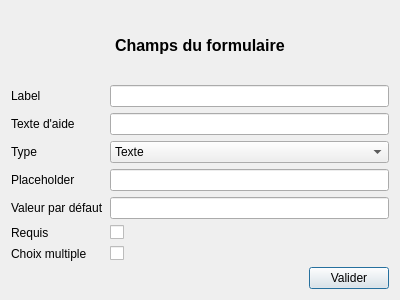
The window that GUI/fieldwindow.ui (Eraac/EMH-client-lourd) describes before a commit, drawn with Qt 5.
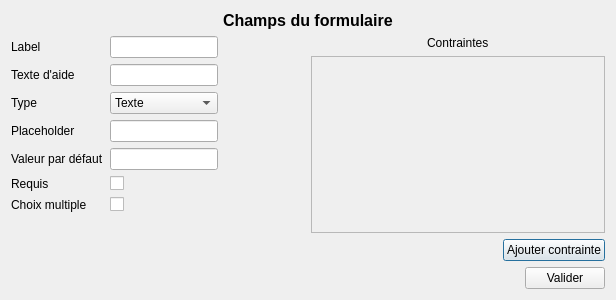
The same window after the commit.

Commit message: Ajout d'une liste de contrainte

Patch:
```diff
--- a/GUI/fieldwindow.ui
+++ b/GUI/fieldwindow.ui
@@ -6,7 +6,7 @@
    <rect>
     <x>0</x>
     <y>0</y>
-    <width>400</width>
+    <width>616</width>
     <height>300</height>
    </rect>
   </property>
@@ -31,7 +31,12 @@
       </widget>
      </item>
      <item>
+      <layout class="QHBoxLayout" name="horizontalLayout_2">
+       <item>
       <layout class="QFormLayout" name="formLayout">
+         <property name="fieldGrowthPolicy">
+          <enum>QFormLayout::FieldsStayAtSizeHint</enum>
+         </property>
        <item row="0" column="0">
         <widget class="QLabel" name="labelLabel">
          <property name="text">
@@ -52,6 +57,13 @@
        <item row="1" column="1">
         <widget class="QLineEdit" name="texteDAideLineEdit"/>
        </item>
+         <item row="2" column="0">
+          <widget class="QLabel" name="typeLabel">
+           <property name="text">
+            <string>Type</string>
+           </property>
+          </widget>
+         </item>
        <item row="2" column="1">
         <widget class="QComboBox" name="typeComboBox">
          <item>
@@ -96,16 +108,6 @@
          </item>
         </widget>
        </item>
-       <item row="2" column="0">
-        <widget class="QLabel" name="typeLabel">
-         <property name="text">
-          <string>Type</string>
-         </property>
-        </widget>
-       </item>
-       <item row="3" column="1">
-        <widget class="QLineEdit" name="placeholderLineEdit"/>
-       </item>
        <item row="3" column="0">
         <widget class="QLabel" name="placeholderLabel">
          <property name="text">
@@ -113,8 +115,18 @@
          </property>
         </widget>
        </item>
-       <item row="5" column="1">
-        <widget class="QCheckBox" name="requisCheckBox"/>
+         <item row="3" column="1">
+          <widget class="QLineEdit" name="placeholderLineEdit"/>
+         </item>
+         <item row="4" column="0">
+          <widget class="QLabel" name="valeurParDFautLabel">
+           <property name="text">
+            <string>Valeur par défaut</string>
+           </property>
+          </widget>
+         </item>
+         <item row="4" column="1">
+          <widget class="QLineEdit" name="valeurParDFautLineEdit"/>
        </item>
        <item row="5" column="0">
         <widget class="QLabel" name="requisLabel">
@@ -123,8 +135,8 @@
          </property>
         </widget>
        </item>
-       <item row="6" column="1">
-        <widget class="QCheckBox" name="choixMultipleCheckBox"/>
+         <item row="5" column="1">
+          <widget class="QCheckBox" name="requisCheckBox"/>
        </item>
        <item row="6" column="0">
         <widget class="QLabel" name="choixMultipleLabel">
@@ -133,15 +145,62 @@
          </property>
         </widget>
        </item>
-       <item row="4" column="1">
-        <widget class="QLineEdit" name="valeurParDFautLineEdit"/>
-       </item>
-       <item row="4" column="0">
-        <widget class="QLabel" name="valeurParDFautLabel">
+         <item row="6" column="1">
+          <widget class="QCheckBox" name="choixMultipleCheckBox"/>
+         </item>
+        </layout>
+       </item>
+       <item>
+        <layout class="QVBoxLayout" name="verticalLayout_3">
+         <item alignment="Qt::AlignHCenter">
+          <widget class="QLabel" name="label">
          <property name="text">
-          <string>Valeur par défaut</string>
-         </property>
-        </widget>
+            <string>Contraintes</string>
+           </property>
+          </widget>
+         </item>
+         <item>
+          <widget class="QScrollArea" name="scrollConstraintsArea">
+           <property name="widgetResizable">
+            <bool>true</bool>
+           </property>
+           <widget class="QWidget" name="scrollAreaConstraintsContents">
+            <property name="geometry">
+             <rect>
+              <x>0</x>
+              <y>0</y>
+              <width>285</width>
+              <height>137</height>
+             </rect>
+            </property>
+           </widget>
+          </widget>
+         </item>
+         <item>
+          <layout class="QHBoxLayout" name="horizontalLayout_3">
+           <item>
+            <spacer name="horizontalSpacer_2">
+             <property name="orientation">
+              <enum>Qt::Horizontal</enum>
+             </property>
+             <property name="sizeHint" stdset="0">
+              <size>
+               <width>40</width>
+               <height>20</height>
+              </size>
+             </property>
+            </spacer>
+           </item>
+           <item>
+            <widget class="QPushButton" name="addConstraintButton">
+             <property name="text">
+              <string>Ajouter contrainte</string>
+             </property>
+            </widget>
+           </item>
+          </layout>
+         </item>
+        </layout>
        </item>
       </layout>
      </item>
```
Left out of the diff: 21 changed lines with no effect on the pictures. Lines whose indentation alone changed are shown as unchanged. The commit also changes 2 other files.
